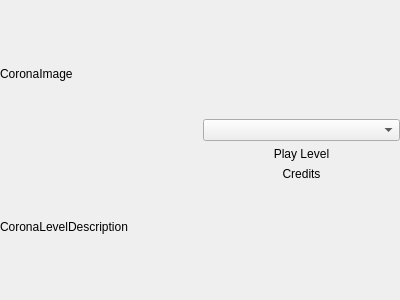
Qt form src/MainMenu.ui (LeStahL/coronas-game-of-life) before a commit.
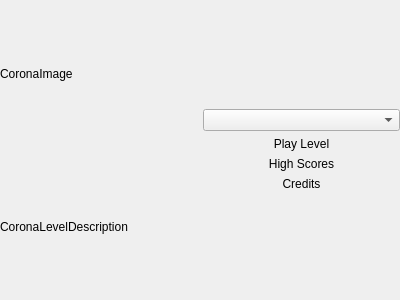
The same form after that commit.

Commit message: added game window and ugly main menu

Diff of the .ui file:
```diff
--- a/src/MainMenu.ui
+++ b/src/MainMenu.ui
@@ -75,6 +75,16 @@
        </property>
       </widget>
      </item>
+     <item>
+      <widget class="QLabel" name="label_5">
+       <property name="text">
+        <string>High Scores</string>
+       </property>
+       <property name="alignment">
+        <set>Qt::AlignCenter</set>
+       </property>
+      </widget>
+     </item>
      <item>
       <widget class="QLabel" name="label_3">
        <property name="text">
```
The commit also changes 6 other files.
